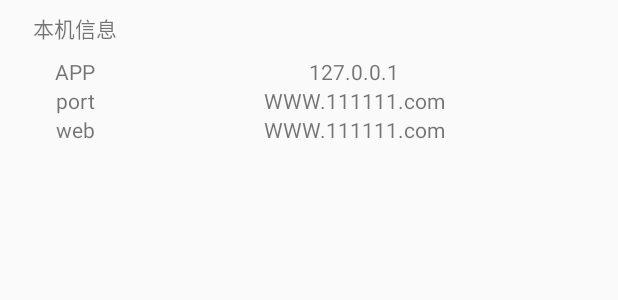
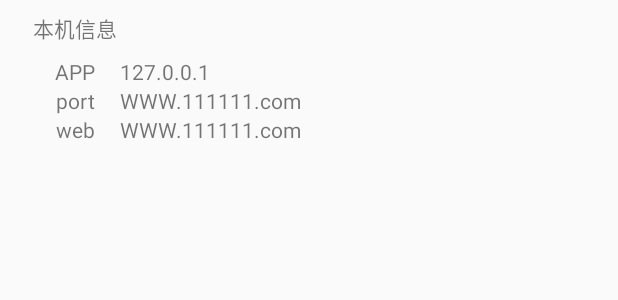
Before and after one commit to SilenCN/LanTransmission, an Android app: the layout link_dialog.xml on its own in the app's theme, with its tools: preview values and no code run, on a phone screen of 412 x 824 dp. Shown: the top 300 px of the screen. Run offline under Robolectric (Android 15) with nearby library versions, the phone set to English and light mode, and no system bars; network calls fail.

Commit message:
修改dialog界面

```diff
--- a/app/src/main/res/layout/link_dialog.xml
+++ b/app/src/main/res/layout/link_dialog.xml
@@ -35,7 +35,6 @@
             android:id="@+id/ipaddressinfo"
             android:layout_width="match_parent"
             android:layout_height="wrap_content"
-            android:gravity="center"
             android:text="127.0.0.1"
             tools:layout_editor_absoluteX="56dp"
             tools:layout_editor_absoluteY="259dp" />
@@ -62,7 +61,6 @@
             android:id="@+id/app_port_info"
             android:layout_width="match_parent"
             android:layout_height="wrap_content"
-            android:gravity="center"
             android:text="WWW.111111.com"
  />
 
@@ -87,7 +85,6 @@
             android:id="@+id/webinfo"
             android:layout_width="match_parent"
             android:layout_height="wrap_content"
-            android:gravity="center"
             android:text="WWW.111111.com"
             tools:layout_editor_absoluteX="150dp"
             tools:layout_editor_absoluteY="297dp" />
```
